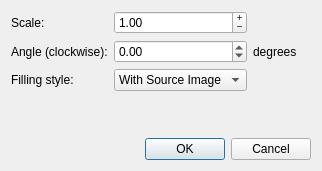
Old version of the form imgedit/geometrydialog.ui in the repository romovpa/machgraphics.
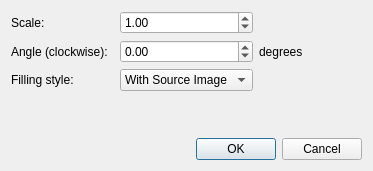
New version of the form.

What changed in the file:
```diff
--- a/imgedit/geometrydialog.ui
+++ b/imgedit/geometrydialog.ui
@@ -6,7 +6,7 @@
    <rect>
     <x>0</x>
     <y>0</y>
-    <width>322</width>
+    <width>373</width>
     <height>171</height>
    </rect>
   </property>
@@ -32,7 +32,7 @@
      <item row="0" column="1">
       <widget class="QDoubleSpinBox" name="scaleBox">
        <property name="buttonSymbols">
-        <enum>QAbstractSpinBox::PlusMinus</enum>
+        <enum>QAbstractSpinBox::UpDownArrows</enum>
        </property>
        <property name="accelerated">
         <bool>true</bool>
```
